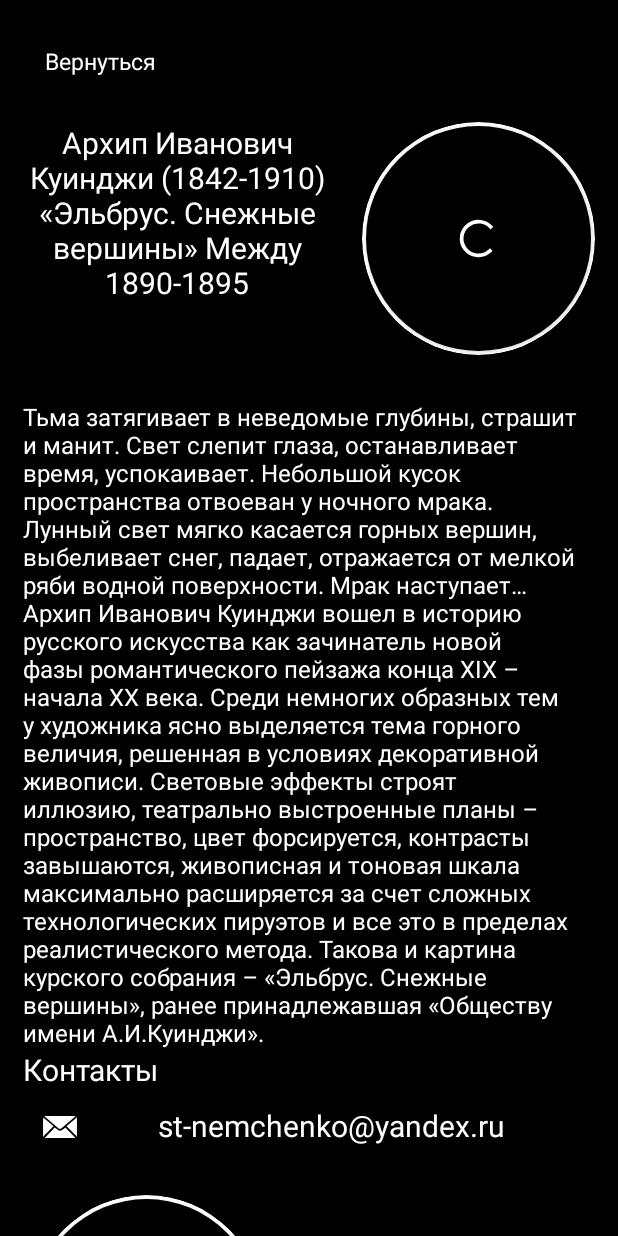
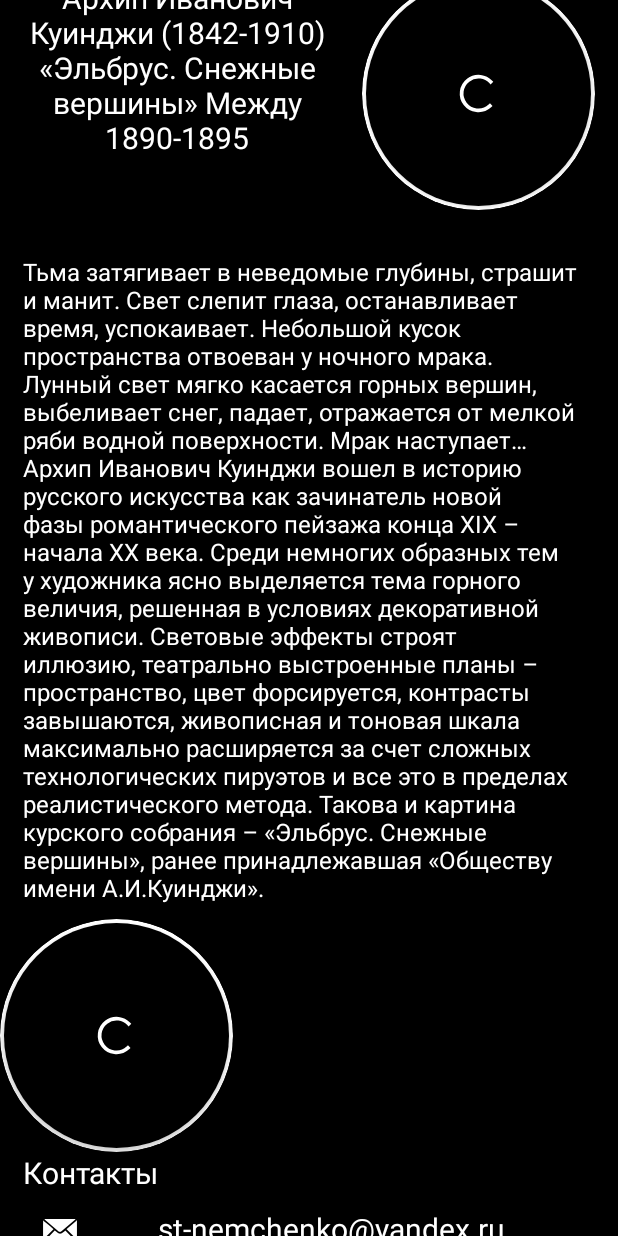
Before and after one commit to BadLog1n/Pictale, an Android app: the layout fragment_content.xml on its own in the app's theme, with its tools: preview values and no code run, on a phone screen of 412 x 824 dp. Run offline under Robolectric (Android 15) with nearby library versions, the phone set to English and light mode, and no system bars.

Commit message:
Изменения в отступах и расположении изображений

```diff
--- a/app/src/main/res/layout/fragment_content.xml
+++ b/app/src/main/res/layout/fragment_content.xml
@@ -113,6 +113,16 @@
                 app:layout_constraintStart_toStartOf="parent" />
 
 
+            <androidx.recyclerview.widget.RecyclerView
+
+                android:id="@+id/imagesRcView"
+                android:layout_width="wrap_content"
+                android:layout_height="wrap_content"
+                android:layout_marginTop="10dp"
+                android:layout_marginEnd="10dp"
+                tools:listitem="@layout/img_item"
+                android:orientation="horizontal" />
+
 
             <TextView
                 android:id="@+id/contactsText"
@@ -167,18 +177,6 @@
                     android:textSize="20sp" />
             </LinearLayout>
 
-            <androidx.recyclerview.widget.RecyclerView
-
-                android:id="@+id/imagesRcView"
-                android:layout_width="wrap_content"
-                android:layout_height="wrap_content"
-                android:layout_marginStart="10dp"
-                android:layout_marginTop="10dp"
-                android:layout_marginEnd="10dp"
-                android:layout_marginBottom="16dp"
-                tools:listitem="@layout/img_item"
-                android:orientation="horizontal" />
-
         </LinearLayout>
 
     </ScrollView>
--- a/app/src/main/res/layout/img_item.xml
+++ b/app/src/main/res/layout/img_item.xml
@@ -4,8 +4,6 @@
     android:layout_width="wrap_content"
     android:layout_height="wrap_content"
     android:background="@color/black"
-    android:layout_marginStart="10dp"
-    android:layout_marginTop="10dp"
     android:layout_marginEnd="10dp">
 
     <androidx.cardview.widget.CardView
```
